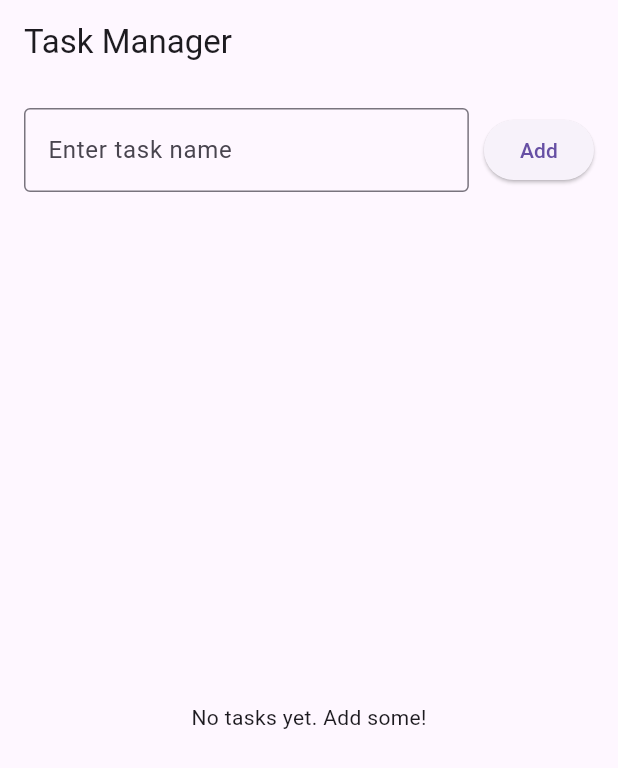
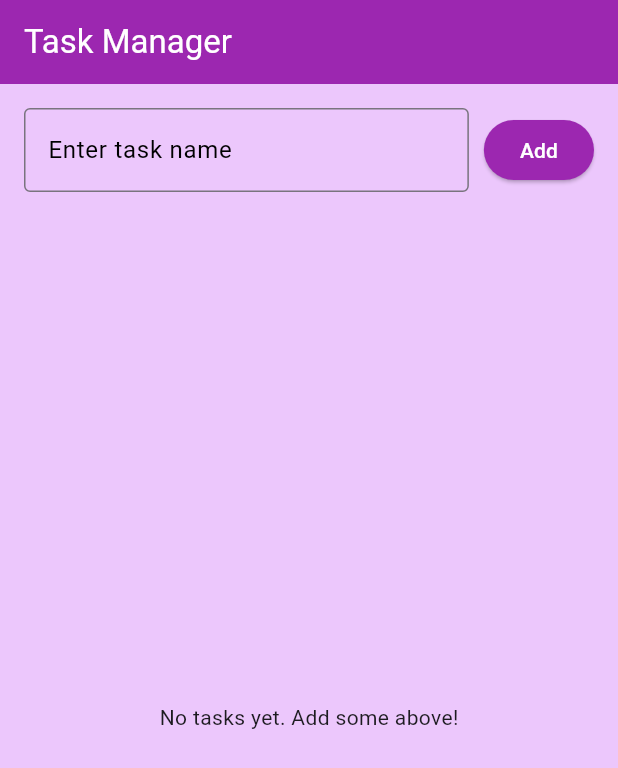
Before and after one commit to fizzahfaizi21/task_manager, a Flutter app: the screen it shows after launch, on a phone screen of 412 x 824 dp. Shown: the top 768 px of the screen. Run offline on Flutter 3.47's test engine with Material 3 defaults, Android fonts, the phone set to English and light mode, and no system bars.

Commit message:
added personal preferences; purple title bg, white title, black hint and prompt, & purple checkbox

```diff
--- a/lib/main.dart
+++ b/lib/main.dart
@@ -10,7 +10,9 @@ class MyApp extends StatelessWidget {
     return MaterialApp(
       title: 'Task Manager',
       theme: ThemeData(
-        primarySwatch: Colors.blue,
+        primarySwatch: Colors.purple,
+        scaffoldBackgroundColor:
+            Color.fromARGB(255, 236, 199, 252), // Very light purple background
       ),
       home: TaskListScreen(),
     );
@@ -71,7 +73,12 @@ class _TaskListScreenState extends State<TaskListScreen> {
   Widget build(BuildContext context) {
     return Scaffold(
       appBar: AppBar(
-        title: Text('Task Manager'),
+        title: Text(
+          'Task Manager',
+          style: TextStyle(
+              color: Colors.white), // White text for better visibility
+        ),
+        backgroundColor: Colors.purple, // Purple background for app bar
       ),
       body: Padding(
         padding: const EdgeInsets.all(16.0),
@@ -85,6 +92,7 @@ class _TaskListScreenState extends State<TaskListScreen> {
                     controller: _taskController,
                     decoration: InputDecoration(
                       hintText: 'Enter task name',
+                      hintStyle: TextStyle(color: Colors.black),
                       border: OutlineInputBorder(),
                     ),
                     onSubmitted: (_) => _addTask(),
@@ -94,6 +102,11 @@ class _TaskListScreenState extends State<TaskListScreen> {
                 ElevatedButton(
                   onPressed: _addTask,
                   child: Text('Add'),
+                  style: ElevatedButton.styleFrom(
+                    backgroundColor:
+                        Colors.purple, // Match button color with theme
+                    foregroundColor: Colors.white, // White text on button
+                  ),
                 ),
               ],
             ),
@@ -101,7 +114,7 @@ class _TaskListScreenState extends State<TaskListScreen> {
             // Task list with full functionality
             Expanded(
               child: _tasks.isEmpty
-                  ? Center(child: Text('No tasks yet. Add some!'))
+                  ? Center(child: Text('No tasks yet. Add some above!'))
                   : ListView.builder(
                       itemCount: _tasks.length,
                       itemBuilder: (context, index) {
@@ -115,7 +128,7 @@ class _TaskListScreenState extends State<TaskListScreen> {
                                     ? TextDecoration.lineThrough
                                     : null,
                                 color: _tasks[index].isCompleted
-                                    ? Colors.grey
+                                    ? Colors.black
                                     : Colors.black,
                               ),
                             ),
@@ -124,6 +137,8 @@ class _TaskListScreenState extends State<TaskListScreen> {
                               onChanged: (bool? value) {
                                 _toggleTaskCompletion(index);
                               },
+                              activeColor:
+                                  Colors.purple, // Purple checkbox when checked
                             ),
                             trailing: IconButton(
                               icon: Icon(Icons.delete, color: Colors.red),
```
